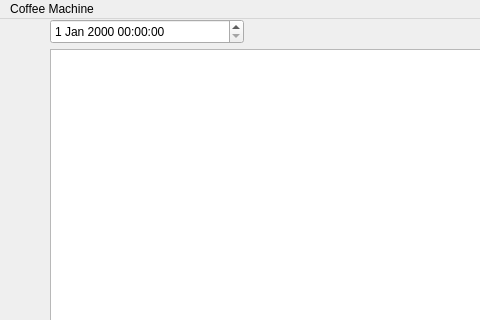
First picture: the form in mainwindow.ui, repository kdarock/CoffeeMachineGUI_QT_PROG4, before the edit; both pictures show x 0 to 480 and y 0 to 320 of the 1009 by 562 pixel window.
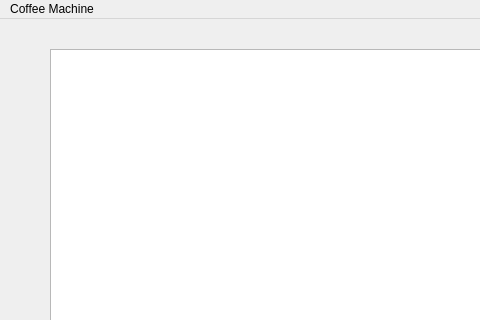
Second picture: the form after the edit.

What changed in the file:
```diff
--- a/mainwindow.ui
+++ b/mainwindow.ui
@@ -315,16 +315,6 @@
      </rect>
     </property>
    </widget>
-   <widget class="QDateTimeEdit" name="currentDateTime">
-    <property name="geometry">
-     <rect>
-      <x>50</x>
-      <y>0</y>
-      <width>194</width>
-      <height>25</height>
-     </rect>
-    </property>
-   </widget>
   </widget>
   <widget class="QMenuBar" name="menubar">
    <property name="geometry">
```
Left out of the diff: 4 changed lines with no effect on the pictures.
